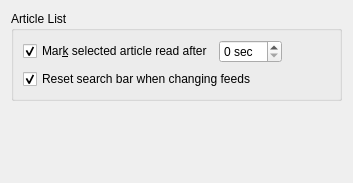
This is akregator2/configuration/settings_advancedbase.ui in KDE/kdepim as Qt 5 draws it before an edit. The edited form follows.
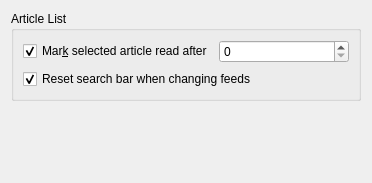
This is the edited form. Custom widgets are drawn as their Qt base class.

Patch:
```diff
--- a/akregator2/configuration/settings_advancedbase.ui
+++ b/akregator2/configuration/settings_advancedbase.ui
@@ -31,9 +31,12 @@
          </widget>
         </item>
         <item>
-         <widget class="QSpinBox" name="kcfg_MarkReadDelay">
-          <property name="suffix">
-           <string> sec</string>
+         <widget class="KIntSpinBox" name="kcfg_MarkReadDelay">
+          <property name="minimumSize">
+           <size>
+            <width>130</width>
+            <height>0</height>
+           </size>
           </property>
          </widget>
         </item>
@@ -67,9 +70,6 @@
    </item>
    <item>
     <spacer>
-     <property name="orientation">
-      <enum>Qt::Vertical</enum>
-     </property>
      <property name="sizeHint" stdset="0">
       <size>
        <width>20</width>
@@ -80,6 +80,18 @@
    </item>
   </layout>
  </widget>
+ <customwidgets>
+  <customwidget>
+   <class>KIntSpinBox</class>
+   <extends>QSpinBox</extends>
+   <header>knuminput.h</header>
+  </customwidget>
+  <customwidget>
+   <class>KComboBox</class>
+   <extends>QComboBox</extends>
+   <header>kcombobox.h</header>
+  </customwidget>
+ </customwidgets>
  <resources/>
  <connections/>
 </ui>
```
